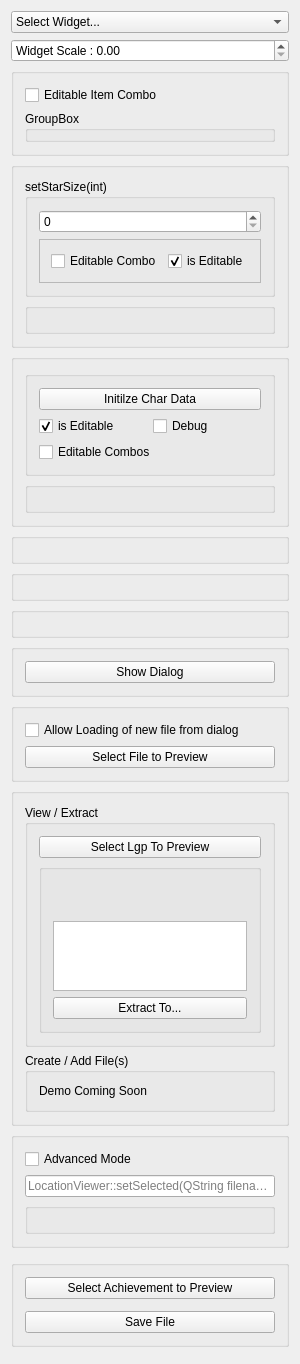
Before: the Qt Designer form ff7tkDemo/mainwindow.ui in sithlord48/ff7tk, drawn with Qt 5.
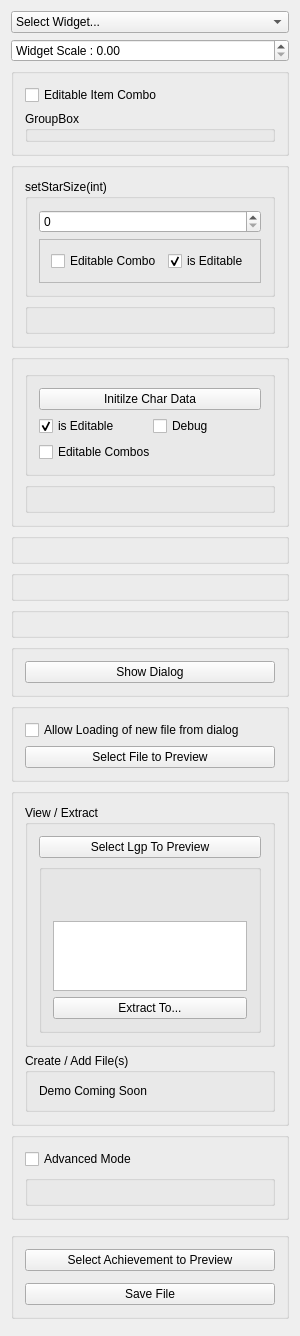
After: the same form once the commit is applied.

Commit message: Removed old lineEdit to set location

What changed in the file:
```diff
--- a/ff7tkDemo/mainwindow.ui
+++ b/ff7tkDemo/mainwindow.ui
@@ -6,8 +6,8 @@
    <rect>
     <x>0</x>
     <y>0</y>
-    <width>141</width>
-    <height>56</height>
+    <width>139</width>
+    <height>54</height>
    </rect>
   </property>
   <property name="sizePolicy">
@@ -411,13 +411,6 @@
          </property>
         </widget>
        </item>
-       <item>
-        <widget class="QLineEdit" name="lineEdit">
-         <property name="placeholderText">
-          <string>LocationViewer::setSelected(QString filename)</string>
-         </property>
-        </widget>
-       </item>
        <item>
         <widget class="QGroupBox" name="innerLocBox">
          <property name="title">
```
The commit also changes 2 other files.
